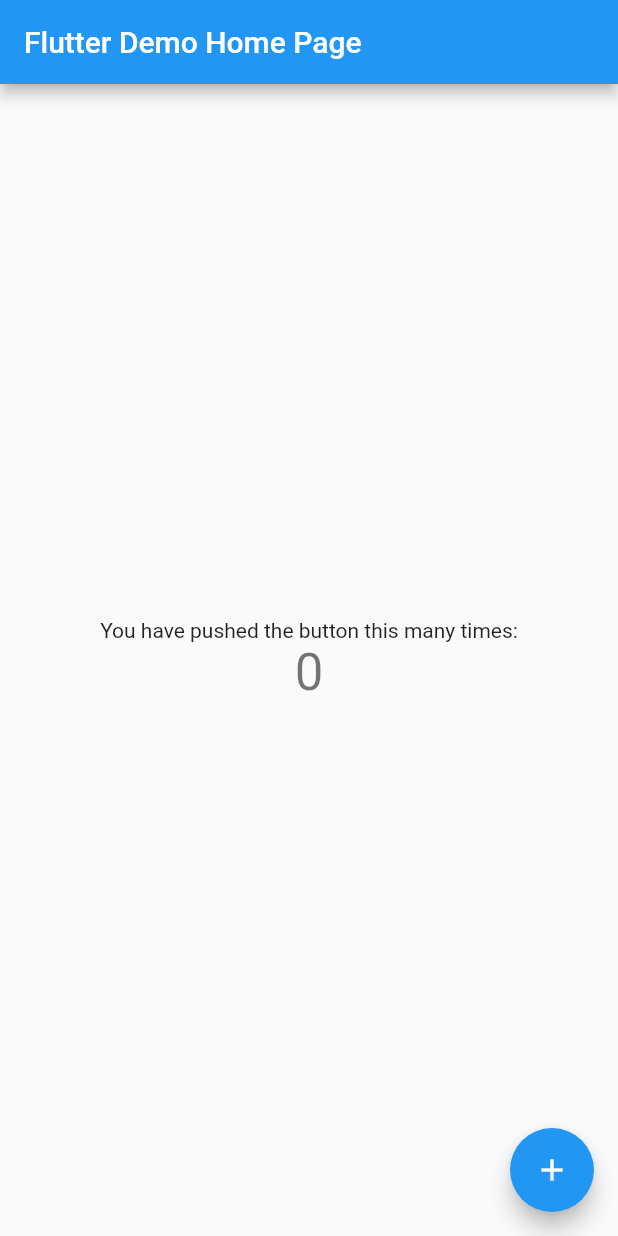
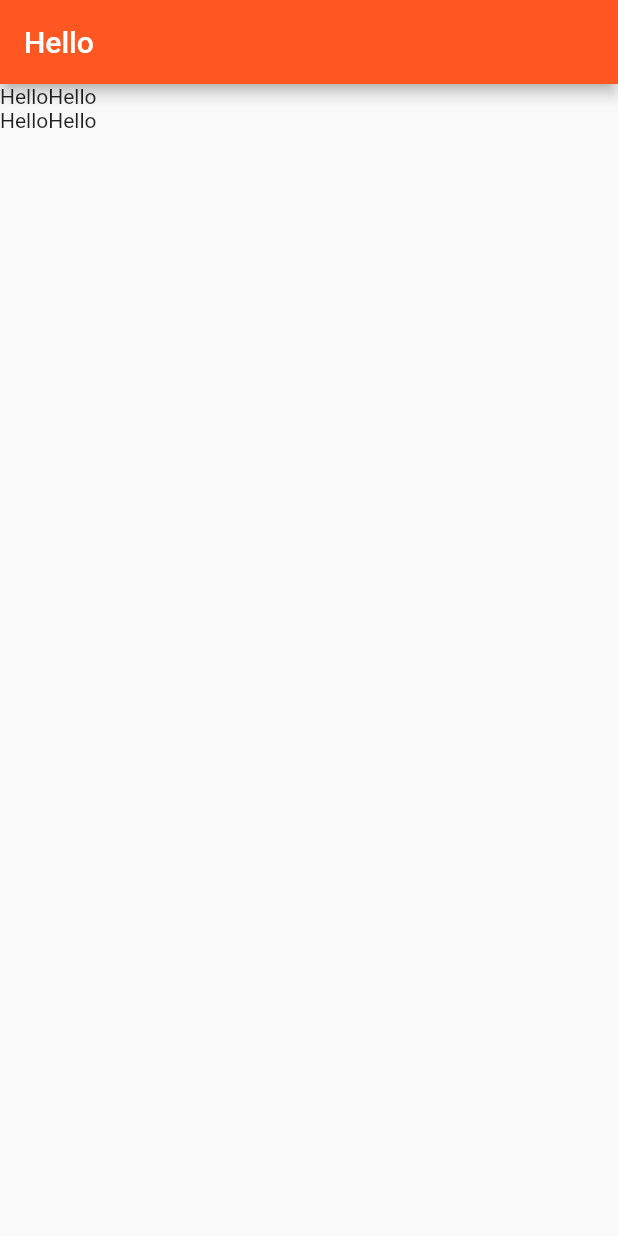
Before and after one commit to NadxiruL/pasar-app, a Flutter app: the screen it shows after launch, on a phone screen of 412 x 824 dp. Run offline on Flutter 3.47's test engine with Material 2 defaults, Android fonts, the phone set to English and light mode, and no system bars.

Commit message:
reassign column and row

```diff
--- a/lib/main.dart
+++ b/lib/main.dart
@@ -1,4 +1,5 @@
 import 'package:flutter/material.dart';
+import 'main_screen.daart.dart';
 
 void main() {
   runApp(const MyApp());
@@ -7,109 +8,14 @@ void main() {
 class MyApp extends StatelessWidget {
   const MyApp({Key? key}) : super(key: key);
 
-  // This widget is the root of your application.
   @override
   Widget build(BuildContext context) {
     return MaterialApp(
-      title: 'Flutter Demo',
+      title: 'Pasar',
       theme: ThemeData(
-        // This is the theme of your application.
-        //
-        // Try running your application with "flutter run". You'll see the
-        // application has a blue toolbar. Then, without quitting the app, try
-        // changing the primarySwatch below to Colors.green and then invoke
-        // "hot reload" (press "r" in the console where you ran "flutter run",
-        // or simply save your changes to "hot reload" in a Flutter IDE).
-        // Notice that the counter didn't reset back to zero; the application
-        // is not restarted.
-        primarySwatch: Colors.blue,
+        primarySwatch: Colors.deepOrange,
       ),
-      home: const MyHomePage(title: 'Flutter Demo Home Page'),
+      home: Pasar(),
     );
   }
 }
-
-class MyHomePage extends StatefulWidget {
-  const MyHomePage({Key? key, required this.title}) : super(key: key);
-
-  // This widget is the home page of your application. It is stateful, meaning
-  // that it has a State object (defined below) that contains fields that affect
-  // how it looks.
-
-  // This class is the configuration for the state. It holds the values (in this
-  // case the title) provided by the parent (in this case the App widget) and
-  // used by the build method of the State. Fields in a Widget subclass are
-  // always marked "final".
-
-  final String title;
-
-  @override
-  State<MyHomePage> createState() => _MyHomePageState();
-}
-
-class _MyHomePageState extends State<MyHomePage> {
-  int _counter = 0;
-
-  void _incrementCounter() {
-    setState(() {
-      // This call to setState tells the Flutter framework that something has
-      // changed in this State, which causes it to rerun the build method below
-      // so that the display can reflect the updated values. If we changed
-      // _counter without calling setState(), then the build method would not be
-      // called again, and so nothing would appear to happen.
-      _counter++;
-    });
-  }
-
-  @override
-  Widget build(BuildContext context) {
-    // This method is rerun every time setState is called, for instance as done
-    // by the _incrementCounter method above.
-    //
-    // The Flutter framework has been optimized to make rerunning build methods
-    // fast, so that you can just rebuild anything that needs updating rather
-    // than having to individually change instances of widgets.
-    return Scaffold(
-      appBar: AppBar(
-        // Here we take the value from the MyHomePage object that was created by
-        // the App.build method, and use it to set our appbar title.
-        title: Text(widget.title),
-      ),
-      body: Center(
-        // Center is a layout widget. It takes a single child and positions it
-        // in the middle of the parent.
-        child: Column(
-          // Column is also a layout widget. It takes a list of children and
-          // arranges them vertically. By default, it sizes itself to fit its
-          // children horizontally, and tries to be as tall as its parent.
-          //
-          // Invoke "debug painting" (press "p" in the console, choose the
-          // "Toggle Debug Paint" action from the Flutter Inspector in Android
-          // Studio, or the "Toggle Debug Paint" command in Visual Studio Code)
-          // to see the wireframe for each widget.
-          //
-          // Column has various properties to control how it sizes itself and
-          // how it positions its children. Here we use mainAxisAlignment to
-          // center the children vertically; the main axis here is the vertical
-          // axis because Columns are vertical (the cross axis would be
-          // horizontal).
-          mainAxisAlignment: MainAxisAlignment.center,
-          children: <Widget>[
-            const Text(
-              'You have pushed the button this many times:',
-            ),
-            Text(
-              '$_counter',
-              style: Theme.of(context).textTheme.headline4,
-            ),
-          ],
-        ),
-      ),
-      floatingActionButton: FloatingActionButton(
-        onPressed: _incrementCounter,
-        tooltip: 'Increment',
-        child: const Icon(Icons.add),
-      ), // This trailing comma makes auto-formatting nicer for build methods.
-    );
-  }
-}
--- /dev/null
+++ b/lib/main_screen.daart.dart
@@ -0,0 +1,39 @@
+import 'package:flutter/cupertino.dart';
+import 'package:flutter/material.dart';
+
+class Pasar extends StatefulWidget {
+  const Pasar({Key? key}) : super(key: key);
+
+  @override
+  _PasarState createState() => _PasarState();
+}
+
+class _PasarState extends State<Pasar> {
+  @override
+  Widget build(BuildContext context) {
+    return Scaffold(
+      appBar: AppBar(
+        title: Text(
+          'Hello',
+          textAlign: TextAlign.center,
+        ),
+      ),
+      body: Row(
+        children: [
+          Column(
+            children: [
+              Text('Hello'),
+              Text('Hello'),
+            ],
+          ),
+          Column(
+            children: [
+              Text('Hello'),
+              Text('Hello'),
+            ],
+          ),
+        ],
+      ),
+    );
+  }
+}
```
